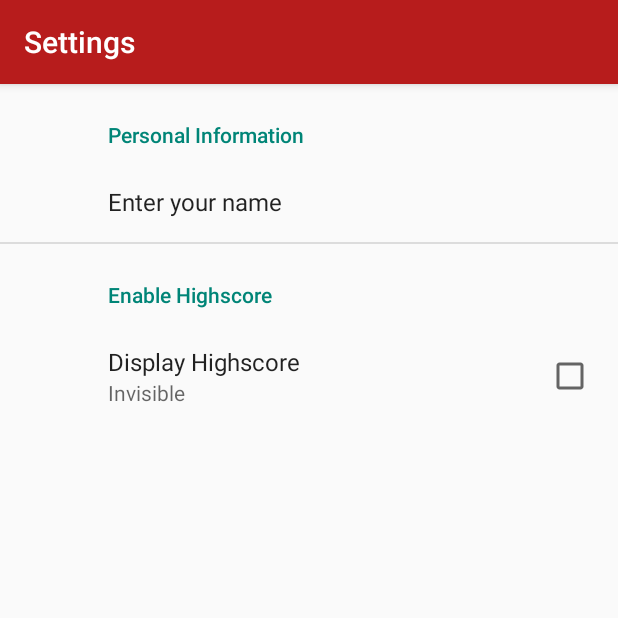
After one commit to aimeehighro/MyQuizApp, an Android app: the SettingsActivity screen opened directly, with no data from a screen before it, on a phone screen of 412 x 824 dp, the top half of it. The commit adds this screen. Run offline under Robolectric (Android 15) with nearby library versions, the phone set to English and light mode, and no system bars; our stand-ins replace androidx.preference; Roboto replaces fonts that are not available here.

Commit message:
Added Preference Activity

```diff
--- a/app/src/main/AndroidManifest.xml
+++ b/app/src/main/AndroidManifest.xml
@@ -9,7 +9,11 @@
         android:label="@string/app_name"
         android:roundIcon="@mipmap/ic_launcher_round"
         android:supportsRtl="true"
-        android:theme="@style/AppTheme">
+        android:theme="@style/Theme.AppCompat.Light.NoActionBar">
+        <activity
+            android:name=".SettingsActivity"
+            android:label="Settings"
+            android:parentActivityName=".MainActivity"/>
         <activity android:name=".StartQuiz"></activity>
         <activity android:name=".HomeActivity" />
         <activity android:name=".SignupActivity" />
--- /dev/null
+++ b/app/src/main/java/com/example/myquizapplication/SettingsActivity.java
@@ -0,0 +1,39 @@
+package com.example.myquizapplication;
+
+import android.os.Bundle;
+import android.view.MenuItem;
+
+import androidx.appcompat.app.AppCompatActivity;
+import androidx.appcompat.widget.Toolbar;
+import androidx.core.app.NavUtils;
+
+public class SettingsActivity extends AppCompatActivity{
+    @Override
+    protected void onCreate(Bundle savedInstanceState){
+        super.onCreate(savedInstanceState);
+        setContentView(R.layout.activity_settings);
+        Toolbar myToolbar = findViewById(R.id.myToolbar);
+        setSupportActionBar(myToolbar);
+
+//        if (getSupportActionBar() != null) {
+//            if(savedInstanceState != null) {
+//                return;
+//            }
+//            getSupportFragmentManager()
+//                    .beginTransaction()
+//                    .replace(R.id.settings_activity, new SettingsFragment())
+//                    .commit();
+//            getSupportActionBar().setDisplayHomeAsUpEnabled(true);
+//        }
+
+    }
+
+    @Override
+    public boolean onOptionsItemSelected(MenuItem item){
+        int id = item.getItemId();
+        if (id == R.id.home){
+            NavUtils.navigateUpFromSameTask(this);
+        }
+        return super.onOptionsItemSelected(item);
+    }
+}
--- /dev/null
+++ b/app/src/main/java/com/example/myquizapplication/SettingsFragment.java
@@ -0,0 +1,13 @@
+package com.example.myquizapplication;
+
+import android.os.Bundle;
+
+import androidx.preference.PreferenceFragmentCompat;
+
+public class SettingsFragment extends PreferenceFragmentCompat{
+    @Override
+    public void onCreatePreferences(Bundle savedInstanceState,String rootKey){
+        setPreferencesFromResource(R.xml.settings_pref, rootKey);
+
+    }
+}
--- /dev/null
+++ b/app/src/main/res/layout/activity_settings.xml
@@ -0,0 +1,34 @@
+<?xml version="1.0" encoding="utf-8"?>
+<LinearLayout xmlns:android="http://schemas.android.com/apk/res/android"
+    android:layout_width="match_parent"
+    android:layout_height="match_parent"
+    xmlns:app="http://schemas.android.com/apk/res-auto"
+    android:orientation="vertical">
+
+    <androidx.appcompat.widget.Toolbar
+        android:id="@+id/myToolbar"
+        android:layout_width="match_parent"
+        android:layout_height="?attr/actionBarSize"
+        android:background="@color/colorPrimary"
+        app:titleTextColor="@color/colorLogin"
+        android:elevation="4dp" />
+
+    <LinearLayout
+        android:id="@+id/fragment_container"
+        android:layout_width="match_parent"
+        android:layout_height="wrap_content"
+        android:orientation="vertical">
+
+        <fragment
+
+            xmlns:android="http://schemas.android.com/apk/res/android"
+            android:id="@+id/settings_activity"
+            android:name="com.example.myquizapplication.SettingsFragment"
+            android:layout_width="match_parent"
+            android:layout_height="match_parent" />
+        <!--            tools:layout="@layout/settings_activity"-->
+
+
+    </LinearLayout>
+
+</LinearLayout>
--- /dev/null
+++ b/app/src/main/res/xml/settings_pref.xml
@@ -0,0 +1,26 @@
+<?xml version="1.0" encoding="utf-8"?>
+<PreferenceScreen xmlns:android="http://schemas.android.com/apk/res/android"
+    xmlns:app="http://schemas.android.com/apk/res-auto">
+    <PreferenceCategory android:title="Personal Information">
+
+    </PreferenceCategory>
+    <EditTextPreference
+        android:defaultValue="User"
+        android:key="name"
+        android:selectAllOnFocus="true"
+        android:singleLine="true"
+        android:title="Enter your name" />
+
+    <PreferenceCategory android:title="Enable Highscore">
+
+        <CheckBoxPreference
+            android:key="display_high_score"
+            android:summaryOff="Invisible"
+            android:summaryOn="Visible"
+            android:title="Display Highscore"/>
+
+    </PreferenceCategory>
+
+
+
+</PreferenceScreen>
```
Also changed, not shown: app/src/main/java/com/example/myquizapplication/HomeActivity.java (+187 -59 lines), app/src/main/res/drawable-anydpi/ic_action_settings.xml (added, +11 -0 lines), app/src/main/res/menu/appbar.xml (added, +12 -0 lines), app/src/main/res/drawable-hdpi/ic_action_settings.png (added), app/src/main/res/drawable-mdpi/ic_action_settings.png (added), app/src/main/res/drawable-xhdpi/ic_action_settings.png (added), app/src/main/res/drawable-xxhdpi/ic_action_settings.png (added).
